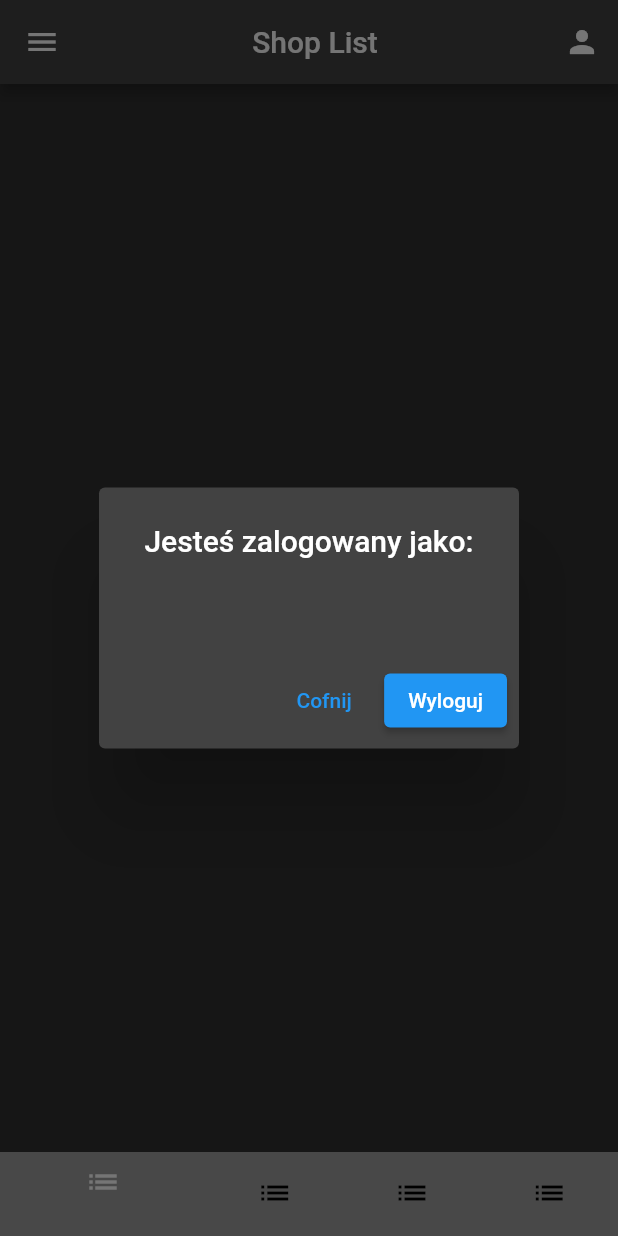
After one commit to marlenabaginska/shoplist, a Flutter app: the screen it shows once a user with an empty profile is signed in, after a tap on the "person" icon, on a phone screen of 412 x 824 dp. The commit adds this screen. Run offline on Flutter 3.47's test engine with Material 2 defaults, Android fonts, the phone set to English and light mode, and no system bars; our stand-ins replace bloc, firebase_auth, firebase_core, flutter_bloc; accounts and stored records are empty; network calls fail.

Commit message:
Add PersonAlertDialog

```diff
--- a/lib/app/cubit/root_cubit.dart
+++ b/lib/app/cubit/root_cubit.dart
@@ -23,6 +23,11 @@ class RootCubit extends Cubit<RootState> {
 
   Future<void> signOut() async {
     FirebaseAuth.instance.signOut();
+    emit(
+      const RootState(
+        user: null,
+      ),
+    );
   }
 
   Future<void> root() async {
--- a/lib/app/home/home_page.dart
+++ b/lib/app/home/home_page.dart
@@ -1,12 +1,127 @@
 import 'package:flutter/material.dart';
+import 'package:flutter_bloc/flutter_bloc.dart';
+import 'package:shoplist/app/cubit/root_cubit.dart';
+import 'package:shoplist/app/home/pages/recipes/recipes.dart';
+import 'package:shoplist/app/home/pages/shop_list/shop_list.dart';
+import 'package:shoplist/app/home/pages/your_products/your_products.dart';
 
-class HomePage extends StatelessWidget {
+class HomePage extends StatefulWidget {
   const HomePage({
     Key? key,
   }) : super(key: key);
 
   @override
+  State<HomePage> createState() => _HomePageState();
+}
+
+class _HomePageState extends State<HomePage> {
+  var currentIndex = 0;
+  @override
   Widget build(BuildContext context) {
-    return const Scaffold();
+    return BlocProvider(
+      create: (context) => RootCubit()..root(),
+      child: BlocBuilder<RootCubit, RootState>(
+        builder: (context, state) {
+          return Scaffold(
+            appBar: AppBar(
+              leading:
+                  IconButton(onPressed: () {}, icon: const Icon(Icons.menu)),
+              title: const Center(child: Text('Shop List')),
+              actions: [
+                IconButton(
+                    onPressed: () => showDialog(
+                        context: context,
+                        builder: (BuildContext context) => AlertDialog(
+                              title: const Text(
+                                'Jesteś zalogowany jako: ',
+                                textAlign: TextAlign.center,
+                              ),
+                              content: Text(
+                                '${state.user?.email}',
+                                textAlign: TextAlign.center,
+                              ),
+                              actions: [
+                                TextButton(
+                                    onPressed: () {
+                                      Navigator.of(context).pop();
+                                    },
+                                    child: const Text('Cofnij')),
+                                const _SignOutButton(),
+                              ],
+                            )),
+                    icon: const Icon(Icons.person))
+              ],
+            ),
+            body: Builder(builder: (context) {
+              if (currentIndex == 0) {
+                return const ShopListPage();
+              }
+              if (currentIndex == 1) {
+                return const YourProductsPage();
+              }
+              if (currentIndex == 2) {
+                return const RecipesPage();
+              }
+              return Container();
+            }),
+            bottomNavigationBar: BottomNavigationBar(
+              unselectedItemColor: Colors.black,
+              selectedItemColor: Colors.white,
+              currentIndex: currentIndex,
+              onTap: (newIndex) {
+                setState(() {
+                  currentIndex = newIndex;
+                });
+              },
+              items: const [
+                BottomNavigationBarItem(
+                  icon: Icon(Icons.list),
+                  label: '',
+                  backgroundColor: Colors.grey,
+                ),
+                BottomNavigationBarItem(
+                  icon: Icon(Icons.list),
+                  label: '',
+                  backgroundColor: Colors.grey,
+                ),
+                BottomNavigationBarItem(
+                  icon: Icon(Icons.list),
+                  label: '',
+                  backgroundColor: Colors.grey,
+                ),
+                BottomNavigationBarItem(
+                  icon: Icon(Icons.list),
+                  label: '',
+                  backgroundColor: Colors.grey,
+                ),
+              ],
+            ),
+          );
+        },
+      ),
+    );
   }
 }
+
+class _SignOutButton extends StatelessWidget {
+  const _SignOutButton({
+    Key? key,
+  }) : super(key: key);
+
+  @override
+  Widget build(BuildContext context) {
+    return BlocProvider(
+      create: (context) => RootCubit(),
+      child: BlocBuilder<RootCubit, RootState>(
+        builder: (context, state) {
+          return ElevatedButton(
+              onPressed: () {
+                context.read<RootCubit>().signOut();
+                Navigator.of(context).pop();
+              },
+              child: const Text('Wyloguj'));
+        },
+      ),
+    );
+  }
+}
--- /dev/null
+++ b/lib/app/home/pages/recipes/recipes.dart
@@ -0,0 +1,12 @@
+import 'package:flutter/material.dart';
+
+class RecipesPage extends StatelessWidget {
+  const RecipesPage({
+    Key? key,
+  }) : super(key: key);
+
+  @override
+  Widget build(BuildContext context) {
+    return Container();
+  }
+}
--- /dev/null
+++ b/lib/app/home/pages/shop_list/shop_list.dart
@@ -0,0 +1,12 @@
+import 'package:flutter/material.dart';
+
+class ShopListPage extends StatelessWidget {
+  const ShopListPage({
+    Key? key,
+  }) : super(key: key);
+
+  @override
+  Widget build(BuildContext context) {
+    return Container();
+  }
+}
--- /dev/null
+++ b/lib/app/home/pages/your_products/your_products.dart
@@ -0,0 +1,12 @@
+import 'package:flutter/material.dart';
+
+class YourProductsPage extends StatelessWidget {
+  const YourProductsPage({
+    Key? key,
+  }) : super(key: key);
+
+  @override
+  Widget build(BuildContext context) {
+    return Container();
+  }
+}
--- a/lib/app/my_app.dart
+++ b/lib/app/my_app.dart
@@ -12,8 +12,10 @@ class MyApp extends StatelessWidget {
   @override
   Widget build(BuildContext context) {
     return MaterialApp(
+      debugShowCheckedModeBanner: false,
       title: 'Shop List',
       theme: ThemeData(
+        brightness: Brightness.dark,
         primarySwatch: Colors.blue,
       ),
       home: const RootPage(),
```
